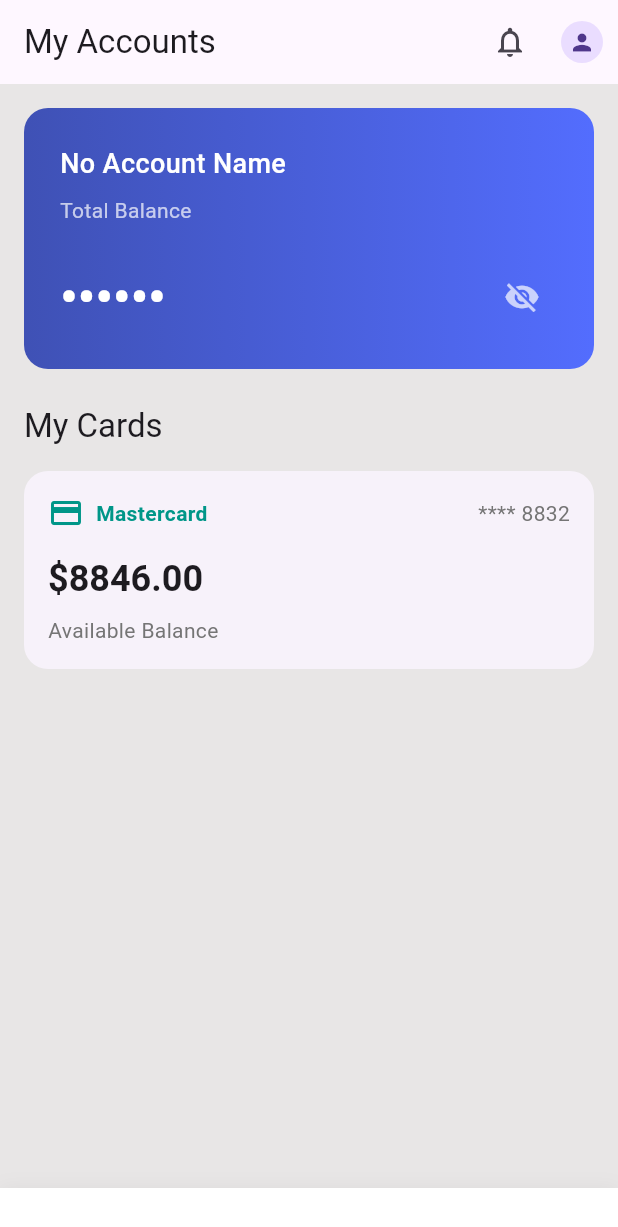
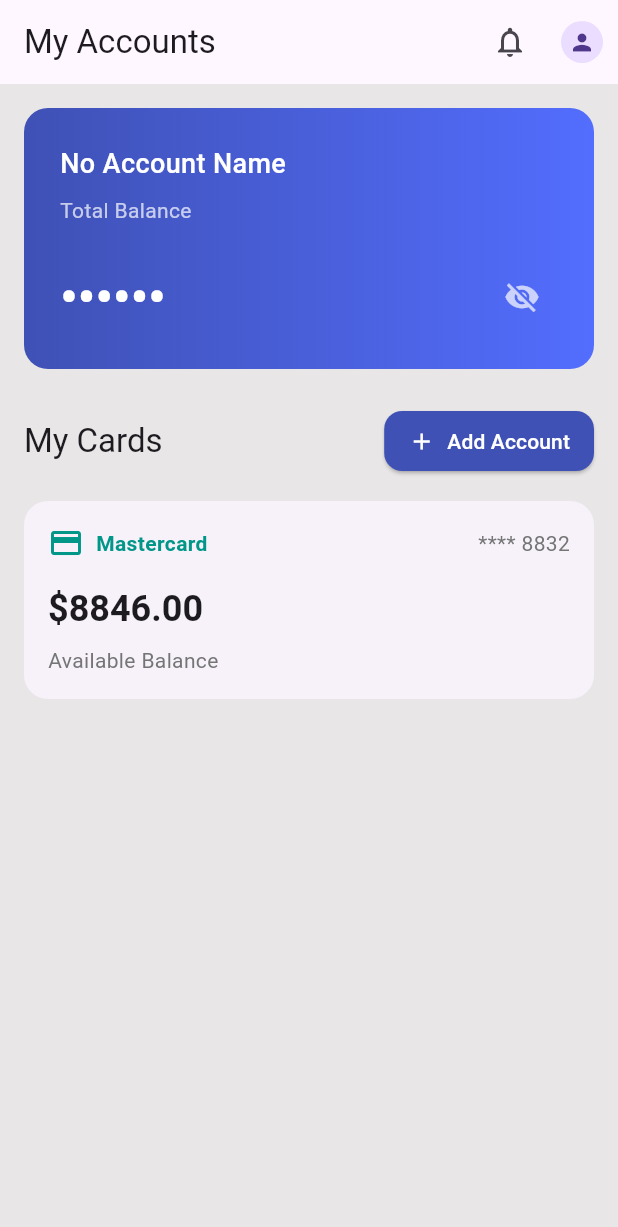
Before and after one commit to Kashyroyalty/Flutter_mobile_app, a Flutter app: the AccountPage screen opened by its route, on a phone screen of 412 x 824 dp. Shown: the top 1227 px of the screen. Run offline on Flutter 3.47's test engine with Material 3 defaults, Android fonts, the phone set to English and light mode, and no system bars; our stand-ins replace google_fonts, image_picker, local_auth, shared_preferences; missing offline and left inert: dart:ffi; accounts and stored records are empty; network calls fail.

Commit message:
made changes on Account Page

```diff
--- a/lib/Pages/AccountPage.dart
+++ b/lib/Pages/AccountPage.dart
@@ -5,6 +5,7 @@ import '../Models/AccountContract.dart';
 import '../Models/ApiService.dart';
 import 'NotificationPage.dart';
 import 'AccountDetailsPage.dart';
+import 'AddAccountPage.dart'; // Import the new page
 
 class AccountPage extends StatefulWidget {
   @override
@@ -95,9 +96,27 @@ class _AccountPageState extends State<AccountPage> {
                     },
                   ),
                   SizedBox(height: 24),
-                  Text(
-                    'My Cards',
-                    style: Theme.of(context).textTheme.titleLarge,
+                  Row(
+                    mainAxisAlignment: MainAxisAlignment.spaceBetween,
+                    children: [
+                      Text(
+                        'My Cards',
+                        style: Theme.of(context).textTheme.titleLarge,
+                      ),
+                      ElevatedButton.icon(
+                        icon: Icon(Icons.add),
+                        label: Text("Add Account"),
+                        style: ElevatedButton.styleFrom(
+                          backgroundColor: Colors.indigo,
+                          foregroundColor: Colors.white,
+                          padding: EdgeInsets.symmetric(horizontal: 16, vertical: 8),
+                          shape: RoundedRectangleBorder(
+                            borderRadius: BorderRadius.circular(12),
+                          ),
+                        ),
+                        onPressed: () => _navigateToAddAccount(context),
+                      ),
+                    ],
                   ),
                 ],
               ),
@@ -119,7 +138,6 @@ class _AccountPageState extends State<AccountPage> {
           ),
         ],
       ),
-      bottomNavigationBar: _BottomActionBar(),
     );
   }
 
@@ -127,6 +145,13 @@ class _AccountPageState extends State<AccountPage> {
     Navigator.push(
       context,
       MaterialPageRoute(builder: (context) => AccountDetailsPage()),
+    );
+  }
+
+  void _navigateToAddAccount(BuildContext context) {
+    Navigator.push(
+      context,
+      MaterialPageRoute(builder: (context) => AddAccountPage()),
     );
   }
 }
@@ -267,25 +292,3 @@ class _AccountCard extends StatelessWidget {
     );
   }
 }
-
-class _BottomActionBar extends StatelessWidget {
-  @override
-  Widget build(BuildContext context) {
-    return Container(
-      padding: EdgeInsets.all(16),
-      decoration: BoxDecoration(
-        color: Colors.white,
-        boxShadow: [
-          BoxShadow(
-            color: Colors.black.withOpacity(0.05),
-            blurRadius: 10,
-          ),
-        ],
-      ),
-      child: Row(
-        mainAxisAlignment: MainAxisAlignment.spaceAround,
-        children: [],
-      ),
-    );
-  }
-}
--- /dev/null
+++ b/lib/Pages/CardContractformPage.dart
@@ -0,0 +1 @@
+// TODO Implement this library.
```
Also changed, not shown: lib/Pages/AddAccountPage.dart (added, +244 -0 lines).
